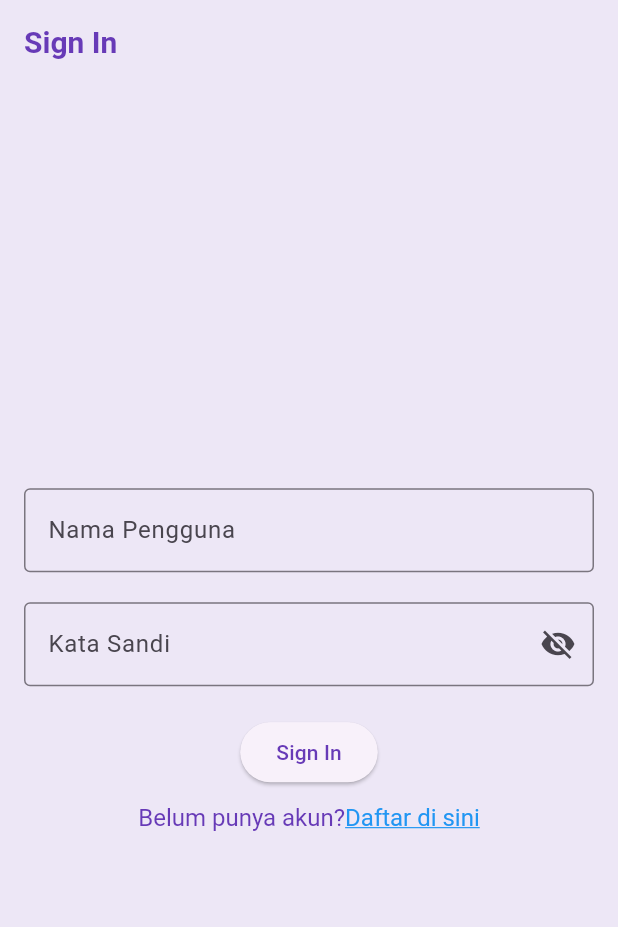
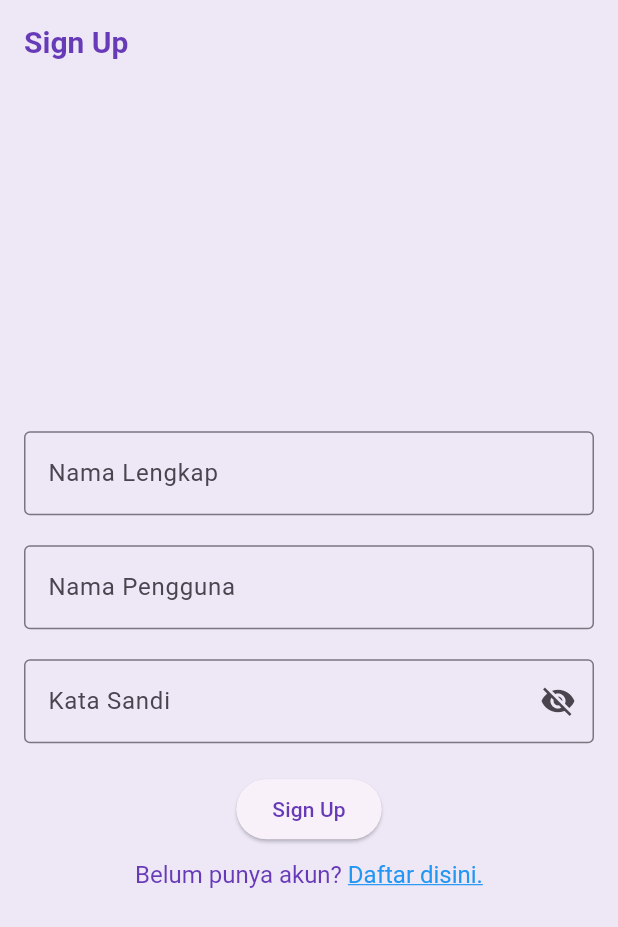
Before and after one commit to RevinaTrisnaAini/wisata_candi-Revina-, a Flutter app: the screen it shows after launch, on a phone screen of 412 x 824 dp. Shown: the top 927 px of the screen. Run offline on Flutter 3.47's test engine with Material 3 defaults, Android fonts, the phone set to English and light mode, and no system bars.

Commit message:
pembuatan sign_up

```diff
--- a/lib/main.dart
+++ b/lib/main.dart
@@ -2,7 +2,8 @@ import 'package:flutter/material.dart';
 // import 'package:wisata_candi/screen/detail_screen.dart';
 // import 'package:wisata_candi/data/candi_data.dart';
 // import 'package:wisata_candi/screen/profile_screen.dart';
-import 'package:wisata_candi/screen/sign_in_screen.dart';
+//import 'package:wisata_candi/screen/sign_in_screen.dart';
+import 'package:wisata_candi/screen/sign_up_screen.dart';
 
 void main() {
   runApp(const MyApp());
@@ -17,7 +18,7 @@ class MyApp extends StatelessWidget {
     return MaterialApp(
       title: 'wisata candi',
       theme: ThemeData(
-        appBarTheme: AppBarTheme(
+        appBarTheme: const AppBarTheme(
           iconTheme: IconThemeData(color: Colors.deepPurple),
           titleTextStyle: TextStyle(
             color: Colors.deepPurple,
@@ -32,7 +33,9 @@ class MyApp extends StatelessWidget {
         ),
         useMaterial3: true,
       ),
-       home: SignInScreen(),
+      home: SignUpScreen(),
+
+      //home: SignInScreen(),
        //home: ProfileScreen(),
       // home: DetailScreen(candi: candiList[0]),
     );
--- a/lib/screen/sign_up_screen.dart
+++ b/lib/screen/sign_up_screen.dart
@@ -0,0 +1,110 @@
+import 'package:flutter/material.dart';
+
+class SignUpScreen extends StatefulWidget {
+  const SignUpScreen({super.key});
+
+  @override
+  State<SignUpScreen> createState() => _SignUpScreenState();
+}
+class _SignUpScreenState extends State<SignUpScreen> {
+  // TODO: 1. PDeklarasikan variabel
+  final TextEditingController _usernameController = TextEditingController();
+
+  final TextEditingController _passswordController = TextEditingController();
+
+  String _errorText = '';
+  bool _isSignedIn = false;
+  bool _obscurePassword = true;
+
+  @override
+  Widget build(BuildContext context) {
+    return Scaffold(
+      // TODO: 2. Pasang AppBar
+      appBar: AppBar(title: Text('Sign Up'),),
+      // TODO: 3. Pasang Body
+      body: Center(
+        child: SingleChildScrollView(
+          child: Padding(
+            padding : const EdgeInsets.all(16),
+            child: Form(
+              child: Column(
+                // TODO: 4. Atur mainAxisAligment dan crossAxisAligment
+                mainAxisAlignment: MainAxisAlignment.center,
+                crossAxisAlignment: CrossAxisAlignment.center,
+                children: [
+
+                  // TODO: 5. Pasang TextFormField Nama Lengkap
+                  TextFormField(
+                    controller: _usernameController,
+                    decoration: InputDecoration(
+                      labelText: "Nama Lengkap",
+                      border: OutlineInputBorder(),
+                    ),
+                  ),
+                  // TODO: 6. Pasang TextFormField Nama Pengguna
+                  SizedBox(height: 20),
+                  TextFormField(
+                    controller: _usernameController,
+                    decoration: InputDecoration(
+                      labelText: "Nama Pengguna",
+                      border: OutlineInputBorder(),
+                    ),
+                  ),
+
+                  // TODO: 7. Pasang TextFormField Kata Sandi
+                  SizedBox(height: 20),
+                  TextFormField(
+                    controller: _passswordController,
+                    decoration: InputDecoration(
+                      labelText: "Kata Sandi",
+                      errorText: _errorText.isNotEmpty ? _errorText : null,
+                      border: OutlineInputBorder(),
+                      suffixIcon: IconButton(
+                        onPressed: () {
+                          setState(() {
+                            _obscurePassword = !_obscurePassword;
+                          });
+                        },
+                        icon: Icon(
+                          _obscurePassword ? Icons.visibility_off
+                              : Icons.visibility,
+                        ),),
+                    ),
+                    obscureText: _obscurePassword,
+                  ),
+                  // TODO: 8. Pasang TextFormButton Sign In
+                  SizedBox(height: 20),
+                  ElevatedButton(
+                      onPressed: (){},
+                      child: Text('Sign Up')),
+                  // TODO: 9. Pasang TextButton Sign Up
+                  SizedBox(height: 10),
+                  // Alternatif
+                  // TextButton(
+                  //     onPressed: (){},
+                  //     child: Text('Belum punya akun? Daftar disini.')),
+                  RichText(
+                    text: TextSpan(
+                      text: 'Belum punya akun? ',
+                      style: TextStyle(fontSize: 16, color: Colors.deepPurple),
+                      children: <TextSpan> [
+                        TextSpan(
+                          text: 'Daftar disini.',
+                          style: TextStyle(
+                              color: Colors.blue,
+                              decoration: TextDecoration.underline,
+                              fontSize: 16
+                          ),
+                        ),
+                      ],
+                    ),
+                  ),
+                ],
+              ),
+            ),
+          ),
+        ),
+      ),
+    );
+  }
+}
```
